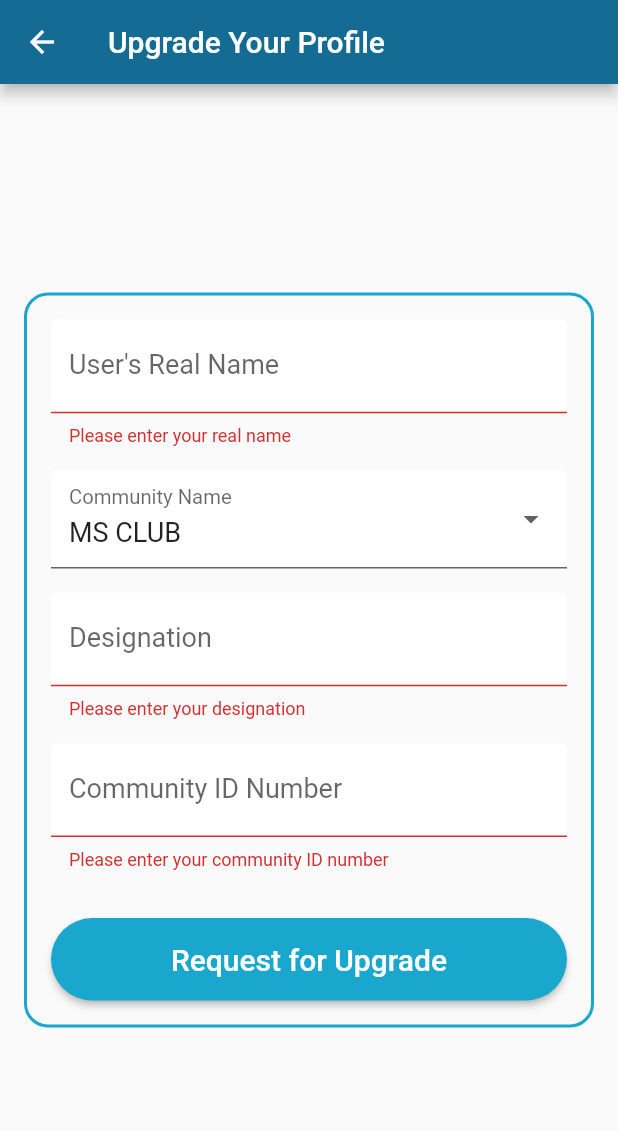
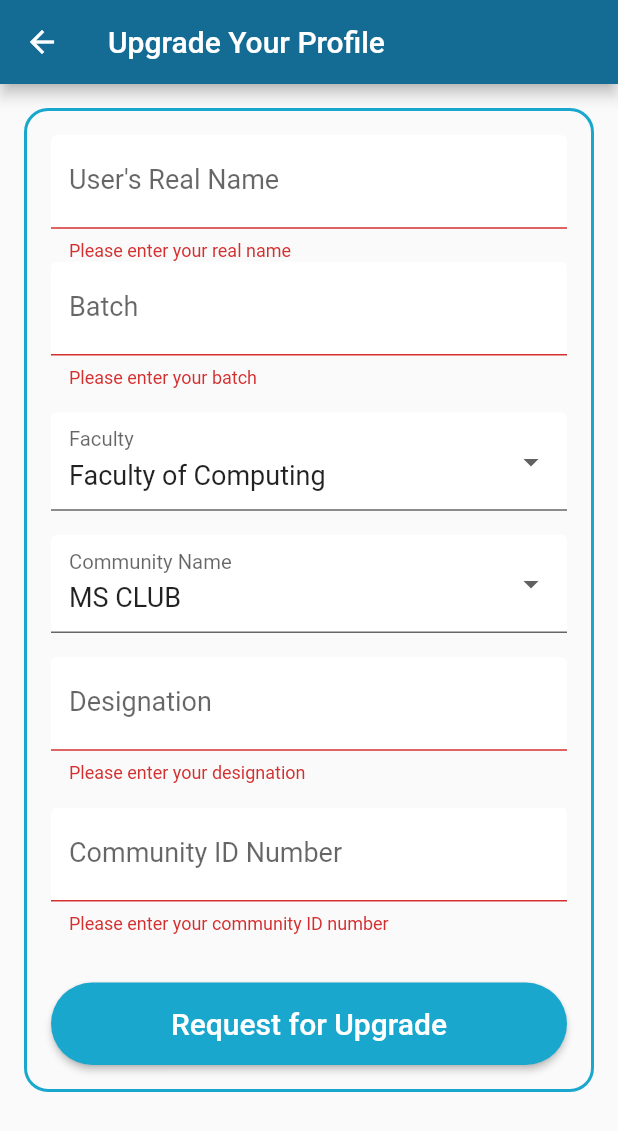
Before and after one commit to Harish3000/shades-app-flutter-project, a Flutter app: the ContributorPage screen opened directly, after a tap on "Request for Upgrade", on a phone screen of 412 x 824 dp. Shown: the top 1131 px of the screen. Run offline on Flutter 3.47's test engine with Material 2 defaults, Android fonts, the phone set to English and light mode, and no system bars; our stand-ins replace cloud_firestore, firebase_auth, firebase_core, flutter_rating_bar; accounts and stored records are empty.

Commit message:
Update ContributionPage.dart
New profile upgrate for all the moderators

```diff
--- a/shades/lib/features/community_mgt/ContributionPage.dart
+++ b/shades/lib/features/community_mgt/ContributionPage.dart
@@ -9,10 +9,19 @@ class ContributorPage extends StatefulWidget {
 
 class _ContributorPageState extends State<ContributorPage> {
   String _selectedCommunity = 'MS CLUB';
+  String _selectedFaculty = 'Faculty of Computing';
   final _formKey = GlobalKey<FormState>();
   TextEditingController _realNameController = TextEditingController();
   TextEditingController _designationController = TextEditingController();
   TextEditingController _communityIdController = TextEditingController();
+  TextEditingController _batchController = TextEditingController();
+
+  List<String> _facultyList = [
+    'Faculty of Computing',
+    'Faculty of Engineering',
+    'Faculty of Business',
+    'Faculty of Humanities and Sciences'
+  ];
 
   Future<void> _upgradeProfile() async {
     var user = FirebaseAuth.instance.currentUser;
@@ -24,6 +33,8 @@ class _ContributorPageState extends State<ContributorPage> {
       String communityName = _selectedCommunity;
       String designation = _designationController.text;
       String userRole = 'leader';
+      String batch = _batchController.text;
+      String faculty = _selectedFaculty;
 
       // Update user's profile in Firestore
       await FirebaseFirestore.instance.collection('users').doc(userId).update({
@@ -32,6 +43,8 @@ class _ContributorPageState extends State<ContributorPage> {
         'communityName': communityName,
         'designation': designation,
         'role': userRole,
+        'batch': batch,
+        'faculty': faculty,
       });
 
       // Show popup dialog
@@ -39,10 +52,24 @@ class _ContributorPageState extends State<ContributorPage> {
         context: context,
         builder: (BuildContext context) {
           return AlertDialog(
-            title: Text('Profile Upgraded Successfully!'),
+            title: Center(
+                child: Text('Your profie has been successfully upgraded!',
+                    style: TextStyle(fontSize: 22))),
             actions: <Widget>[
               TextButton(
-                child: Text('Login as a Community Leader'),
+                child: Container(
+                  padding: EdgeInsets.all(12),
+                  decoration: BoxDecoration(
+                    borderRadius: BorderRadius.circular(8),
+                    border: Border.all(color: Color(0xFF146C94)),
+                  ),
+                  child: Center(
+                    child: Text(
+                      'Login as a Moderator',
+                      style: TextStyle(fontSize: 20, color: Color(0xFF146C94)),
+                    ),
+                  ),
+                ),
                 onPressed: () {
                   // Close the dialog
                   Navigator.of(context).pop();
@@ -67,7 +94,9 @@ class _ContributorPageState extends State<ContributorPage> {
           title: Text('Upgrade Your Profile'),
           backgroundColor: const Color(0xFF146C94),
         ),
-      body: Center(
+        body: SingleChildScrollView(
+          // Wrap your Column with SingleChildScrollView
+          child: Center(
             child: Padding(
               padding: const EdgeInsets.all(16.0),
               child: Container(
@@ -97,6 +126,46 @@ class _ContributorPageState extends State<ContributorPage> {
                             }
                             return null;
                           },
+                        ),
+                        TextFormField(
+                          controller: _batchController,
+                          style: TextStyle(fontSize: 18),
+                          decoration: InputDecoration(
+                            labelText: 'Batch',
+                            labelStyle: TextStyle(fontSize: 18),
+                            fillColor: Colors.white,
+                            filled: true,
+                          ),
+                          validator: (value) {
+                            if (value == null || value.isEmpty) {
+                              return 'Please enter your batch';
+                            }
+                            return null;
+                          },
+                        ),
+                        SizedBox(height: 16),
+                        DropdownButtonFormField<String>(
+                          value: _selectedFaculty,
+                          onChanged: (newValue) {
+                            setState(() {
+                              _selectedFaculty = newValue!;
+                            });
+                          },
+                          items: _facultyList.map((faculty) {
+                            return DropdownMenuItem(
+                              value: faculty,
+                              child: Text(
+                                faculty,
+                                style: TextStyle(fontSize: 18),
+                              ),
+                            );
+                          }).toList(),
+                          decoration: InputDecoration(
+                            labelText: 'Faculty',
+                            labelStyle: TextStyle(fontSize: 18),
+                            fillColor: Colors.white,
+                            filled: true,
+                          ),
                         ),
                         SizedBox(height: 16),
                         DropdownButtonFormField<String>(
@@ -188,6 +257,6 @@ class _ContributorPageState extends State<ContributorPage> {
               ),
             ),
           ),
-    );
+        ));
   }
 }
```
Lines whose indentation alone changed are shown as unchanged.
